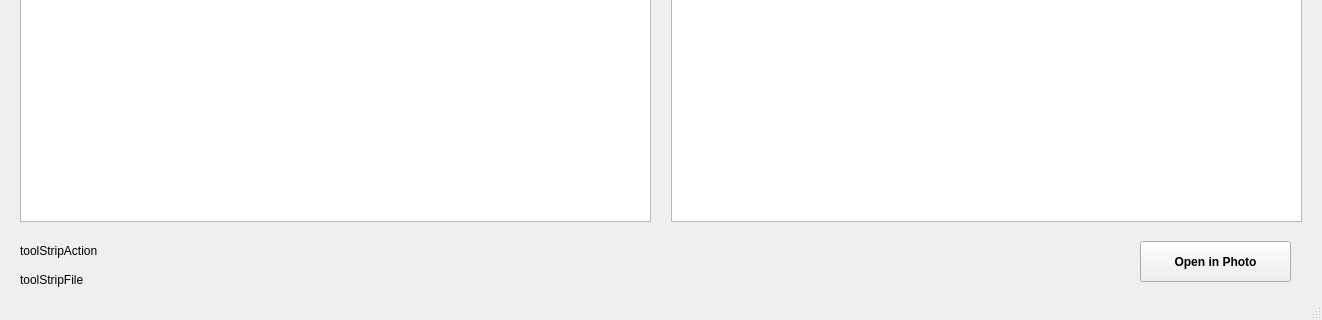
Old version of the form main_window.ui in the repository Team-5C2-Polije/workshop_pcv; both pictures show x 0 to 1322 and y 358 to 678 of the 1322 by 678 pixel window.
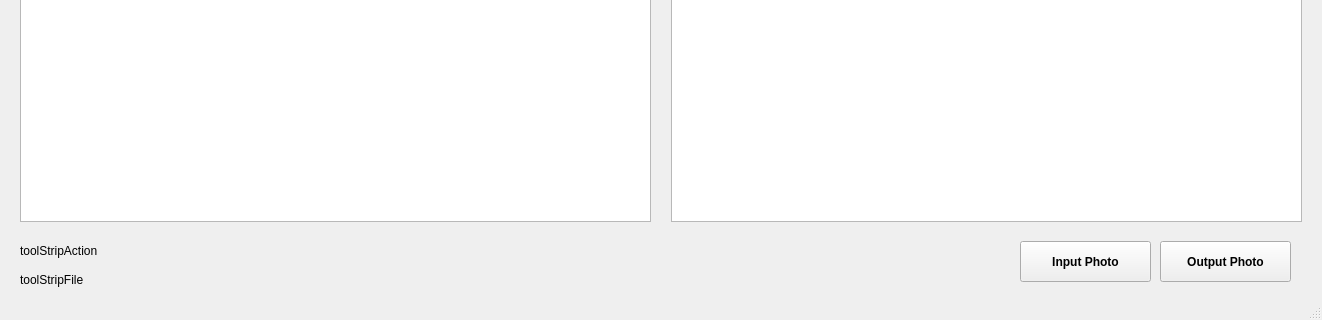
New version of the form.

Patch:
```diff
--- a/main_window.ui
+++ b/main_window.ui
@@ -39,7 +39,7 @@
      <rect>
       <x>20</x>
       <y>609</y>
-      <width>1091</width>
+      <width>991</width>
       <height>20</height>
      </rect>
     </property>
@@ -61,9 +61,9 @@
    <widget class="QPushButton" name="btnOpenImage">
     <property name="geometry">
      <rect>
-      <x>1140</x>
+      <x>1160</x>
       <y>580</y>
-      <width>151</width>
+      <width>131</width>
       <height>41</height>
      </rect>
     </property>
@@ -75,7 +75,7 @@
      </font>
     </property>
     <property name="text">
-     <string>Open in Photo</string>
+     <string>Output Photo</string>
     </property>
    </widget>
    <widget class="QLabel" name="toolStripAction">
@@ -83,7 +83,7 @@
      <rect>
       <x>20</x>
       <y>580</y>
-      <width>1091</width>
+      <width>991</width>
       <height>20</height>
      </rect>
     </property>
@@ -102,6 +102,26 @@
      <string>toolStripAction</string>
     </property>
    </widget>
+   <widget class="QPushButton" name="btnInputPhoto">
+    <property name="geometry">
+     <rect>
+      <x>1020</x>
+      <y>580</y>
+      <width>131</width>
+      <height>41</height>
+     </rect>
+    </property>
+    <property name="font">
+     <font>
+      <pointsize>9</pointsize>
+      <weight>75</weight>
+      <bold>true</bold>
+     </font>
+    </property>
+    <property name="text">
+     <string>Input Photo</string>
+    </property>
+   </widget>
   </widget>
   <widget class="QMenuBar" name="menubar">
    <property name="geometry">
```
Left out of the diff: 24 changed lines with no effect on the pictures.
